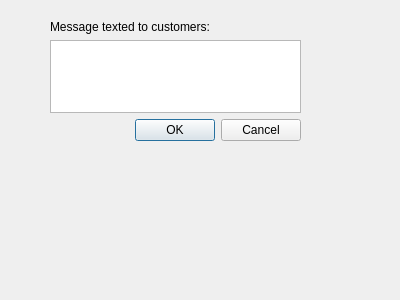
paul-rl/Plato-s-Closet-Serverless, file UI Design/EditTextMessageGUI.ui: the form before one commit.
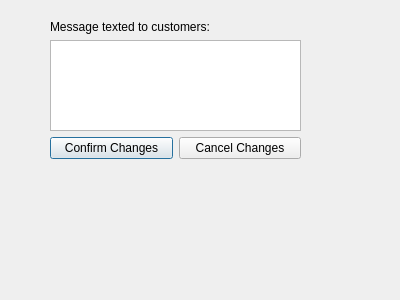
The form after the commit.

```diff
--- a/UI Design/EditTextMessageGUI.ui
+++ b/UI Design/EditTextMessageGUI.ui
@@ -19,7 +19,7 @@
      <x>50</x>
      <y>20</y>
      <width>251</width>
-     <height>121</height>
+     <height>139</height>
     </rect>
    </property>
    <layout class="QVBoxLayout" name="verticalLayout">
@@ -34,14 +34,22 @@
      <widget class="QTextEdit" name="textEdit"/>
     </item>
     <item>
-     <widget class="QDialogButtonBox" name="buttonBox">
-      <property name="orientation">
-       <enum>Qt::Horizontal</enum>
-      </property>
-      <property name="standardButtons">
-       <set>QDialogButtonBox::Cancel|QDialogButtonBox::Ok</set>
-      </property>
-     </widget>
+     <layout class="QHBoxLayout" name="horizontalLayout">
+      <item>
+       <widget class="QPushButton" name="confirmButton">
+        <property name="text">
+         <string>Confirm Changes</string>
+        </property>
+       </widget>
+      </item>
+      <item>
+       <widget class="QPushButton" name="cancelButton">
+        <property name="text">
+         <string>Cancel Changes</string>
+        </property>
+       </widget>
+      </item>
+     </layout>
     </item>
    </layout>
   </widget>
```
Left out of the diff: 37 changed lines with no effect on the pictures.
